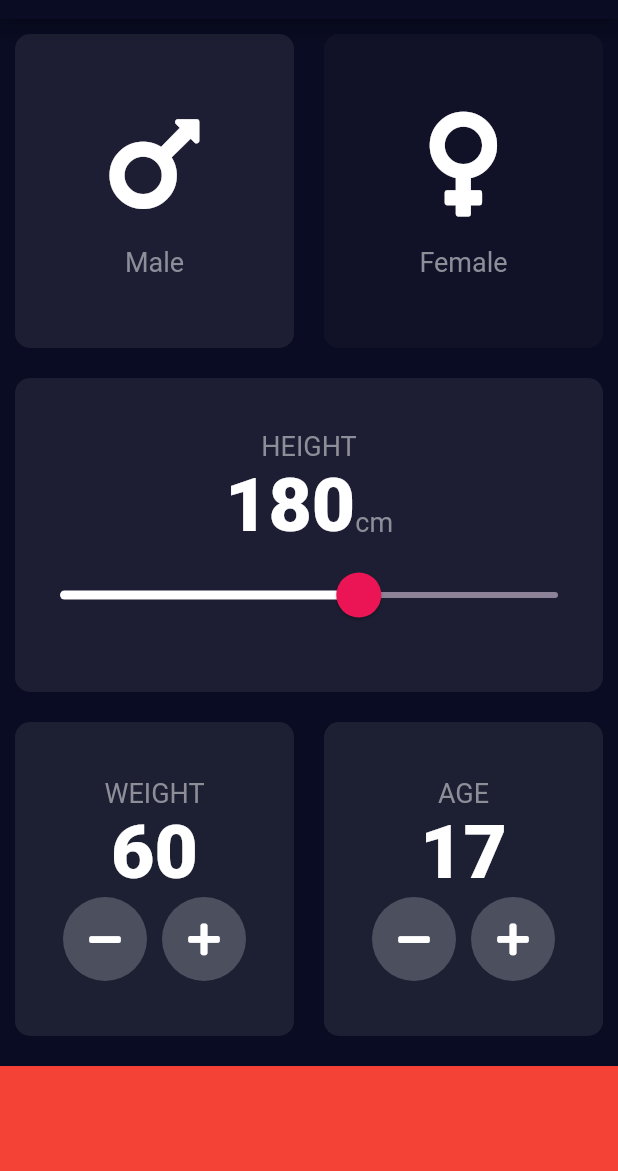
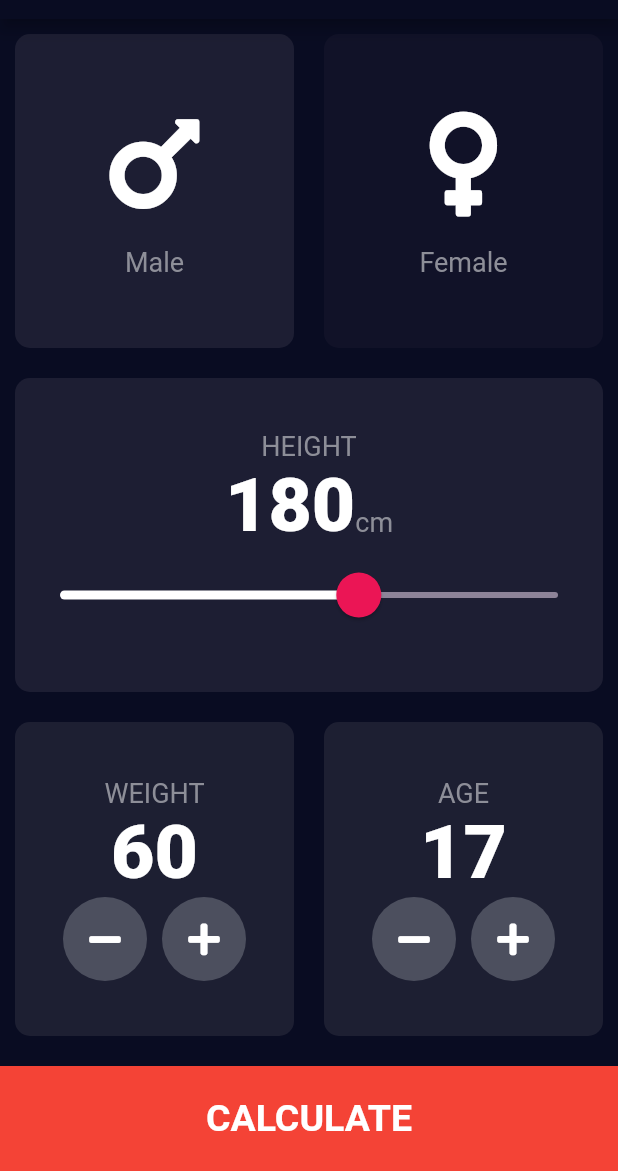
Before and after one commit to a666hn/bmi-calculator, a Flutter app: the screen it shows after launch, on a phone screen of 412 x 824 dp, the part 65-1236 px from its top. Run offline on Flutter 3.47's test engine with Material 2 defaults, Android fonts, the phone set to English and light mode, and no system bars; our stand-ins replace font_awesome_flutter.

Commit message:
Designing result screen

```diff
--- a/lib/components/bmi_bottom_container.dart
+++ b/lib/components/bmi_bottom_container.dart
@@ -2,17 +2,26 @@ import 'package:bmi_calculator/dictionary/constants/global_constants.dart';
 import 'package:flutter/material.dart';
 
 class BMIBottomContainer extends StatelessWidget {
-  const BMIBottomContainer({Key? key, this.color}) : super(key: key);
+  const BMIBottomContainer({Key? key, this.color, this.onTap, this.text})
+      : super(key: key);
 
   final Color? color;
+  final VoidCallback? onTap;
+  final Text? text;
 
   @override
   Widget build(BuildContext context) {
-    return Container(
-      margin: const EdgeInsets.only(top: 10.0),
-      color: color ?? Colors.red,
-      width: double.infinity,
-      height: kHeight70,
+    return GestureDetector(
+      onTap: onTap,
+      child: Container(
+        margin: const EdgeInsets.only(top: 10.0),
+        color: color ?? Colors.red,
+        width: double.infinity,
+        height: kHeight70,
+        child: Center(
+          child: text,
+        ),
+      ),
     );
   }
 }
--- a/lib/components/bmi_card.dart
+++ b/lib/components/bmi_card.dart
@@ -1,12 +1,13 @@
 import 'package:flutter/material.dart';
 
 class BMICard extends StatelessWidget {
-  const BMICard({Key? key, this.child, this.color, this.onTap})
+  const BMICard({Key? key, this.child, this.color, this.onTap, this.padding})
       : super(key: key);
 
   final Widget? child;
   final Color? color;
   final VoidCallback? onTap;
+  final double? padding;
 
   @override
   Widget build(BuildContext context) {
@@ -14,6 +15,7 @@ class BMICard extends StatelessWidget {
       onTap: onTap,
       child: Container(
         margin: const EdgeInsets.all(10.0),
+        padding: EdgeInsets.all(padding ?? 0.0),
         decoration: BoxDecoration(
           borderRadius: BorderRadius.circular(10.0),
           color: color ?? const Color(0xFF1D1F32),
--- a/lib/dictionary/constants/global_constants.dart
+++ b/lib/dictionary/constants/global_constants.dart
@@ -37,3 +37,23 @@ const BoxConstraints kSizeBmiCircleIconButton = BoxConstraints.tightFor(
 
 /// Using this for color of BMICircleIconBotton  color
 const Color kBmiCircleIconButtonColor = Color(0xFF4C4F5E);
+
+/// Using this for text style of large text button
+const TextStyle kLargeTextButtonStyle = TextStyle(
+  fontSize: 25.0,
+  fontWeight: FontWeight.bold,
+  color: Colors.white,
+);
+
+/// Using this to use size 15 in font style
+const TextStyle kLabelTextStyle15 = TextStyle(
+  color: Color(0xFF8D8E98),
+  fontSize: 15.0,
+);
+
+/// Using this to use size 15 in font style
+const TextStyle kLabelTextStyle18Green = TextStyle(
+  color: Colors.green,
+  fontSize: 18.0,
+  fontWeight: FontWeight.bold,
+);
--- a/lib/pages/home/input_page.dart
+++ b/lib/pages/home/input_page.dart
@@ -4,6 +4,7 @@ import 'package:bmi_calculator/components/bmi_circle_icon_button.dart';
 import 'package:bmi_calculator/components/bmi_icon.dart';
 import 'package:bmi_calculator/dictionary/constants/global_constants.dart';
 import 'package:bmi_calculator/dictionary/enums/global_enums.dart';
+import 'package:bmi_calculator/pages/results/calculate_result_page.dart';
 import 'package:flutter/material.dart';
 import 'package:font_awesome_flutter/font_awesome_flutter.dart';
 
@@ -231,7 +232,20 @@ class _InputPageState extends State<InputPage> {
               ],
             ),
           ),
-          const BMIBottomContainer(),
+          BMIBottomContainer(
+            text: const Text(
+              'CALCULATE',
+              style: kLargeTextButtonStyle,
+            ),
+            onTap: () {
+              Navigator.push(
+                context,
+                MaterialPageRoute(
+                  builder: (context) => const BMIScreenCalculateResult(),
+                ),
+              );
+            },
+          ),
         ],
       ),
     );
```
Also changed, not shown: lib/pages/results/calculate_result_page.dart (added, +67 -0 lines).
